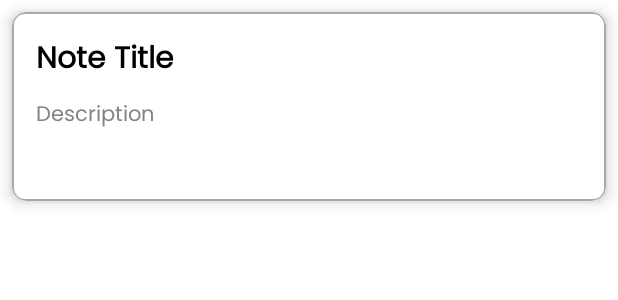
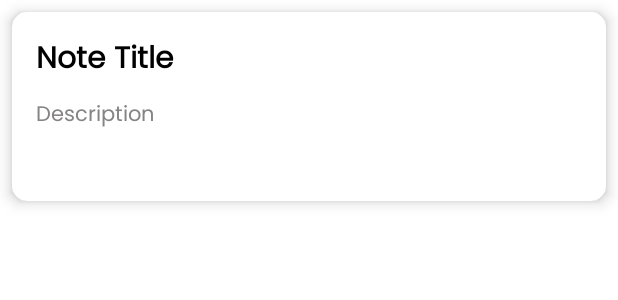
Before and after one commit to alexandra-marin29/Note-taking-Application, an Android app: the layout note_layout.xml on its own in the app's theme, with its tools: preview values and no code run, on a phone screen of 412 x 824 dp. Shown: the top 300 px of the screen. Run offline under Robolectric (Android 15) with nearby library versions, the phone set to English and light mode, and no system bars.

```diff
--- a/NoteApp/app/src/main/res/layout/note_layout.xml
+++ b/NoteApp/app/src/main/res/layout/note_layout.xml
@@ -14,7 +14,6 @@
         <androidx.constraintlayout.widget.ConstraintLayout
             android:layout_width="match_parent"
             android:layout_height="wrap_content"
-            android:background="@drawable/gray_border"
             android:padding="16dp">
 
             <TextView
@@ -67,6 +66,13 @@
                 app:layout_constraintStart_toStartOf="parent"
                 app:layout_constraintEnd_toEndOf="parent" />
 
+            <androidx.constraintlayout.widget.Barrier
+                android:id="@+id/barrier"
+                app:barrierDirection="bottom"
+                app:constraint_referenced_ids="noteDesc,checklistContainerPreview"
+                android:layout_width="wrap_content"
+                android:layout_height="wrap_content" />
+
             <TextView
                 android:id="@+id/noteDateTime"
                 android:layout_width="wrap_content"
@@ -76,7 +82,7 @@
                 android:textSize="12sp"
                 android:fontFamily="@font/poppins"
                 android:text=""
-                app:layout_constraintTop_toBottomOf="@id/noteDesc"
+                app:layout_constraintTop_toBottomOf="@id/barrier"
                 app:layout_constraintEnd_toEndOf="parent" />
 
         </androidx.constraintlayout.widget.ConstraintLayout>
```
Also changed, not shown: NoteApp/app/src/main/java/com/example/noteapp/fragments/CheckListFragment.kt (+21 -2 lines).
